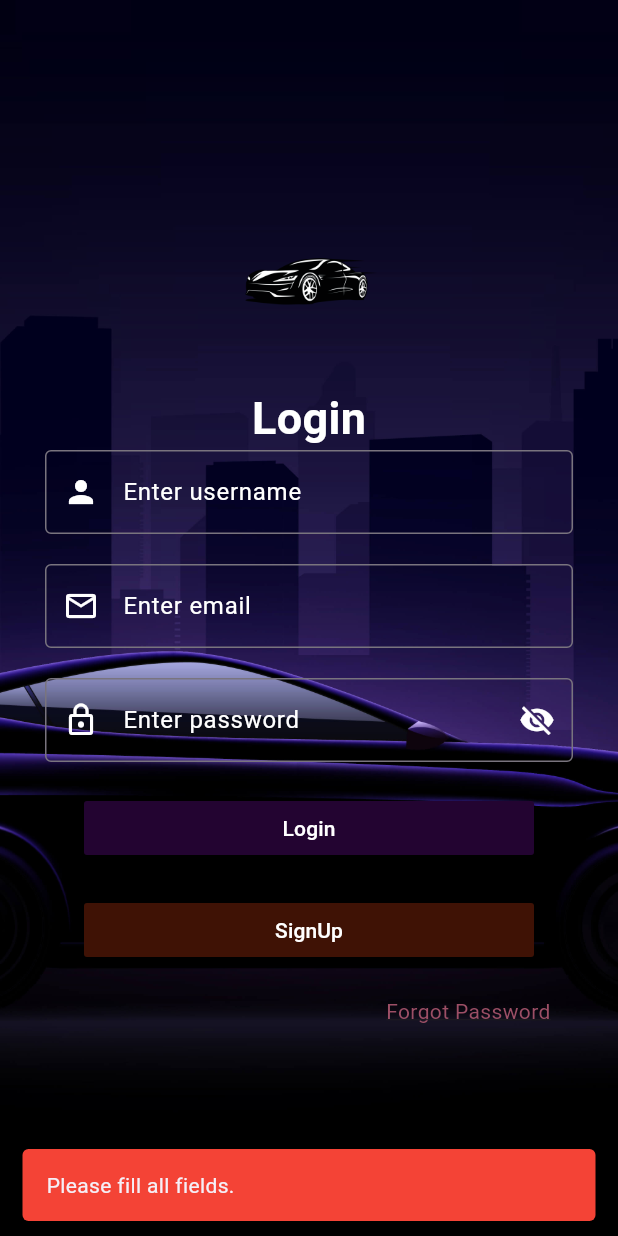
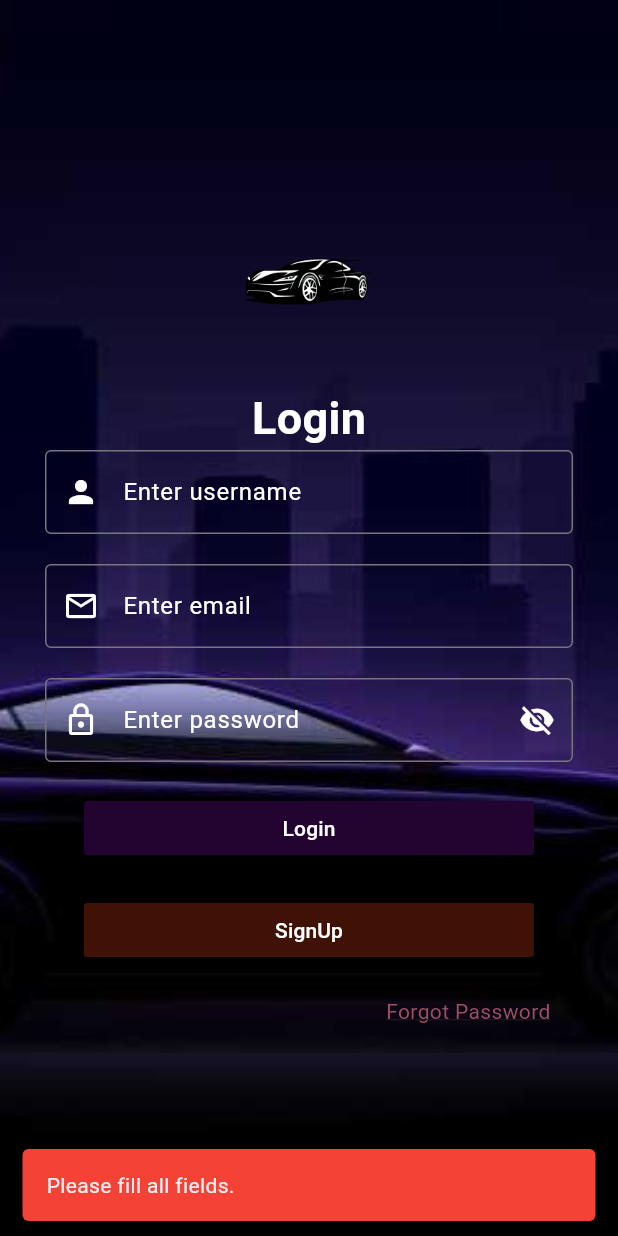
Before and after one commit to Juicy1011/car_sales_app, a Flutter app: the screen it shows after launch, after a tap on "Login", on a phone screen of 412 x 824 dp. Run offline on Flutter 3.47's test engine with Material 3 defaults, Android fonts, the phone set to English and light mode, and no system bars; our stand-ins replace get, get_storage; missing offline and left inert: mysql1; network calls fail.

Commit message:
final changes to image loading, adding a splash screen and precching

```diff
--- a/lib/controllers/cart_controller.dart
+++ b/lib/controllers/cart_controller.dart
@@ -76,7 +76,7 @@ class CartController extends GetxController {
     for (var item in cartItems) {
       try {
         final url = Uri.parse(
-            'http://localhost/car_sales/create_order.php'); // Use localhost only if running emulator configured for it, otherwise use your PC's IP
+            'http://192.168.100.220/car_sales/create_order.php'); // Use localhost only if running emulator configured for it, otherwise use your PC's IP
 
         // --- Prepare the body data as a Map<String, String> ---
         Map<String, String> bodyData = {
--- a/lib/controllers/orders_controller.dart
+++ b/lib/controllers/orders_controller.dart
@@ -32,7 +32,7 @@ class OrdersController extends GetxController {
       // TODO: Add user filtering if needed (pass user_id as query parameter)
       // final url = Uri.parse("${ApiUrls.getOrders}?user_id=YOUR_USER_ID");
       final url = Uri.parse(
-          'http://localhost/car_sales/get_orders.php'); // Fetch all for now
+          'http://192.168.100.220/car_sales/get_orders.php'); // Fetch all for now
 
       final response = await http.get(url);
 
@@ -57,7 +57,8 @@ class OrdersController extends GetxController {
   Future<bool> deleteOrder(String orderId) async {
     try {
       // Show some loading indicator specific to deletion if needed
-      final url = Uri.parse('http://localhost/car_sales/delete_orders.php');
+      final url =
+          Uri.parse('http://192.168.100.220/car_sales/delete_orders.php');
       final response = await http.post(
         url,
         body: {'order_id': orderId}, // Send order_id in the body
--- a/lib/main.dart
+++ b/lib/main.dart
@@ -6,6 +6,7 @@ import 'package:voitureRoyale/controllers/orders_controller.dart';
 import 'package:voitureRoyale/utils/routes.dart';
 import 'package:voitureRoyale/controllers/cart_controller.dart';
 import 'views/screens/MyLoginPage.dart';
+import 'views/screens/splash_screen.dart';
 
 void main() async {
   WidgetsFlutterBinding.ensureInitialized();
@@ -16,9 +17,9 @@ void main() async {
 
   runApp(GetMaterialApp(
     title: 'Voiture Royale',
-    home: MyWidget(),
+    //home: SplashScreen(),
     getPages: routes,
-    initialRoute: "/",
+    initialRoute: "/splash",
     debugShowCheckedModeBanner: false,
   ));
 }
--- a/lib/utils/routes.dart
+++ b/lib/utils/routes.dart
@@ -7,8 +7,10 @@ import 'package:voitureRoyale/views/screens/orders.dart';
 import 'package:voitureRoyale/views/screens/products.dart';
 import 'package:voitureRoyale/views/screens/profile.dart';
 import 'package:voitureRoyale/views/screens/cart.dart';
+import 'package:voitureRoyale/views/screens/splash_screen.dart';
 
 List<GetPage> routes = [
+  GetPage(name: "/splash", page: () => SplashScreen()),
   GetPage(name: "/", page: () => MyWidget()),
   GetPage(name: "/Registration", page: () => RegistrationPage()),
   GetPage(name: "/homescreen", page: () => homescreen()),
--- a/lib/views/screens/MyLoginPage.dart
+++ b/lib/views/screens/MyLoginPage.dart
@@ -39,7 +39,7 @@ class _MyWidgetState extends State<MyWidget> {
       body: Container(
         decoration: BoxDecoration(
           image: DecorationImage(
-            image: AssetImage("assets/images/background84.jpg"),
+            image: AssetImage("assets/images/background84_copy.jpg"),
             fit: BoxFit.cover,
           ),
         ),
@@ -149,7 +149,7 @@ class _MyWidgetState extends State<MyWidget> {
                                 "https://2204-41-89-16-2.ngrok-free.app/car_sales/login.php?username=$username&password=$password&email=$email");
                             // Set the URL for your login endpoint (change localhost to actual server when deployed)
                             var url = Uri.parse(
-                                    "http://localhost/car_sales/login.php")
+                                    "http://192.168.100.220/car_sales/login.php")
                                 .replace(queryParameters: {
                               'username': username,
                               'password':
--- a/lib/views/screens/RegistrationPage.dart
+++ b/lib/views/screens/RegistrationPage.dart
@@ -25,7 +25,7 @@ class _RegistrationPageState extends State<RegistrationPage> {
   bool _isConfirmPasswordVisible = false;
 
   Future<void> registerUser() async {
-    var url = Uri.parse("http://localhost/car_sales/register.php");
+    var url = Uri.parse("http://192.168.100.220/car_sales/register.php");
 
     try {
       var response = await http.post(url, body: {
@@ -68,7 +68,7 @@ class _RegistrationPageState extends State<RegistrationPage> {
       body: Container(
         decoration: BoxDecoration(
           image: DecorationImage(
-            image: AssetImage("assets/images/background84.jpg"),
+            image: AssetImage("assets/images/background84_copy.jpg"),
             fit: BoxFit.cover,
           ),
         ),
--- a/lib/views/screens/profile.dart
+++ b/lib/views/screens/profile.dart
@@ -43,7 +43,7 @@ class _ProfileState extends State<Profile> {
     }
 
     print("Fetching profile for user_id: $userId");
-    final url = 'http://localhost/car_sales/profile.php?user_id=$userId';
+    final url = 'http://192.168.100.220/car_sales/profile.php?user_id=$userId';
 
     try {
       final response = await http.get(Uri.parse(url));
--- /dev/null
+++ b/lib/views/screens/splash_screen.dart
@@ -0,0 +1,102 @@
+import 'dart:async'; // Required for Timer
+import 'package:flutter/material.dart';
+import 'package:get/get.dart'; // For navigation (Get.offNamed)
+import 'package:voitureRoyale/configs/mycolors.dart';
+
+// Optional: Import provider if needed for pre-caching logic
+// import 'package:voitureRoyale/main.dart'; // If backgroundImageProvider is in main
+
+class SplashScreen extends StatefulWidget {
+  const SplashScreen({super.key});
+
+  @override
+  State<SplashScreen> createState() => _SplashScreenState();
+}
+
+class _SplashScreenState extends State<SplashScreen> {
+  bool _isPrecacheInitiated = false;
+  @override
+  void initState() {
+    super.initState();
+    _startTimerAndNavigate();
+    // Optional: Start background image pre-caching here
+  }
+
+  @override
+  void didChangeDependencies() {
+    super.didChangeDependencies();
+    // Pre-cache the image here, ensuring it only runs once
+    if (!_isPrecacheInitiated) {
+      _precacheBackgroundImage();
+      _isPrecacheInitiated = true; // Set flag to true after initiating
+    }
+  }
+
+  // Function to pre-cache the background image (moved from main.dart)
+  void _precacheBackgroundImage() {
+    // Define the provider here or import from main.dart
+    final ImageProvider backgroundImageProvider = AssetImage(
+        "assets/images/background84_copy.jpg"); // Ensure path is correct & image is optimized!
+    precacheImage(backgroundImageProvider, context).then((_) {
+      print("Background image precached successfully during splash.");
+    }).catchError((e, stackTrace) {
+      print("Error precaching image during splash: $e\n$stackTrace");
+      // Decide how to handle error - app can likely continue anyway
+    });
+  }
+
+  void _startTimerAndNavigate() {
+    print("SPLASH: Starting navigation timer (3 seconds)...");
+    // Set the duration for the splash screen
+    const splashDuration = Duration(
+        seconds: 3); // Adjust duration as needed (2-4 seconds is common)
+
+    Timer(splashDuration, () {
+      print("SPLASH: Timer finished."); // <-- ADD
+      if (mounted) {
+        print("SPLASH: Navigating to '/' (Login Screen)..."); // <-- ADD
+        Get.offNamed("/");
+      } else {
+        print(
+            "SPLASH: Timer finished, but widget not mounted. Skipping navigation."); // <-- ADD
+      }
+    });
+  }
+
+  @override
+  Widget build(BuildContext context) {
+    return Scaffold(
+      // Optional: Set a background color, maybe match your theme or login background
+      backgroundColor: SecondaryColor,
+      // Or use one of your theme colors:
+      // backgroundColor: mainColor,
+      body: Center(
+        child: Column(
+          mainAxisAlignment: MainAxisAlignment.center,
+          children: [
+            // Display the logo
+            Image.asset(
+              "assets/images/logo3.png",
+              height: 150, // Adjust size as needed
+              // width: 150, // You can also set width
+            ),
+            const SizedBox(height: 20), // Optional spacing
+            // Optional: Add a loading indicator if doing heavy work
+            // CircularProgressIndicator(
+            //   valueColor: AlwaysStoppedAnimation<Color>(Colors.white),
+            // ),
+            // Optional: Add a simple text label
+            // Text(
+            //   'Voiture Royale',
+            //   style: TextStyle(
+            //     fontSize: 24,
+            //     fontWeight: FontWeight.bold,
+            //     color: Colors.white, // Adjust color based on background
+            //   ),
+            // )
+          ],
+        ),
+      ),
+    );
+  }
+}
```
Also changed, not shown: assets/images/background84_copy.jpg (added).
